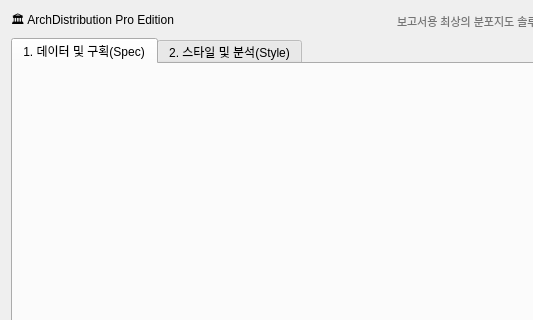
The window that arch_distribution_dialog_base.ui (lzpxilfe/ArchDistribution) describes before a commit, drawn with Qt 5; both pictures show x 0 to 533 and y 0 to 320 of the 780 by 1000 pixel window.
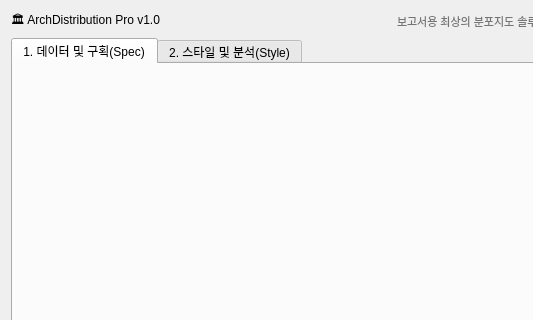
The same window after the commit.

Commit message: Official Release v1.0.0: Professional engine, Illustrator optimized, and comprehensive documentation

Patch:
```diff
--- a/arch_distribution_dialog_base.ui
+++ b/arch_distribution_dialog_base.ui
@@ -44,7 +44,7 @@
   <layout class="QVBoxLayout" name="vMain">
    <item>
     <layout class="QHBoxLayout" name="hHeader">
-     <item><widget class="QLabel" name="lTitle"><property name="text"><string>🏛 ArchDistribution Pro Edition</string></property></widget></item>
+     <item><widget class="QLabel" name="lTitle"><property name="text"><string>🏛 ArchDistribution Pro v1.0</string></property></widget></item>
      <item><spacer><property name="orientation"><enum>Qt::Horizontal</enum></property></spacer></item>
      <item><widget class="QLabel" name="lSub"><property name="text"><string>보고서용 최상의 분포지도 솔루션</string></property><property name="styleSheet"><string>color: #757575; font-size: 11px;</string></property></widget></item>
     </layout>
```
Left out of the diff: 2 changed lines with no effect on the pictures. The commit also changes 1 other file.
